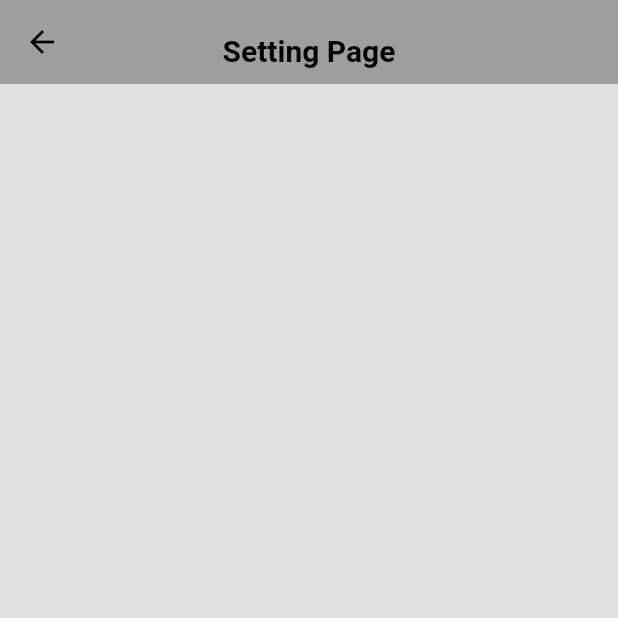
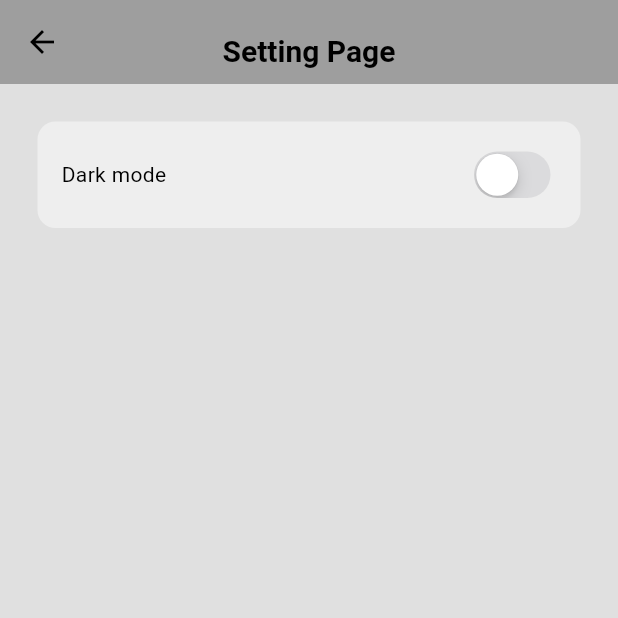
Before and after one commit to PhuvatatDev/chat_app, a Flutter app: the screen it shows once a user with an empty profile is signed in, in the side drawer, after a tap on "S E T T I N G", on a phone screen of 412 x 824 dp, the top half of it. Run offline on Flutter 3.47's test engine with Material 3 defaults, Android fonts, the phone set to English and light mode, and no system bars; our stand-ins replace cloud_firestore, firebase_auth, firebase_core; accounts and stored records are empty; generated files the repository leaves out were written again; network calls fail.

Commit message:
feat: add ThemeProvider with dark mode toggle functionality

```diff
--- a/lib/main.dart
+++ b/lib/main.dart
@@ -1,13 +1,18 @@
 import 'package:chat_app/services/auth/auth_gate.dart';
 import 'package:chat_app/firebase_options.dart';
-import 'package:chat_app/themes/light_mode.dart';
+import 'package:chat_app/themes/theme_provider.dart';
 import 'package:firebase_core/firebase_core.dart';
 import 'package:flutter/material.dart';
+import 'package:provider/provider.dart';
 
 void main() async{
   WidgetsFlutterBinding.ensureInitialized();
   await Firebase.initializeApp(options: DefaultFirebaseOptions.currentPlatform);
-  runApp(const MyApp());
+  runApp(ChangeNotifierProvider(
+    create: (context) => ThemeProvider(),
+    child: const MyApp(),
+    )
+  );
 }
 
 class MyApp extends StatelessWidget {
@@ -18,7 +23,7 @@ class MyApp extends StatelessWidget {
     return MaterialApp(
       debugShowCheckedModeBanner: false,
       home: const AuthGate(),
-      theme: lightMode,
+      theme: Provider.of<ThemeProvider>(context).themeData,
     );
   }
 }
--- a/lib/pages/setting_page.dart
+++ b/lib/pages/setting_page.dart
@@ -1,4 +1,7 @@
+import 'package:chat_app/themes/theme_provider.dart';
+import 'package:flutter/cupertino.dart';
 import 'package:flutter/material.dart';
+import 'package:provider/provider.dart';
 
 class SettingPage extends StatelessWidget {
   const SettingPage({super.key});
@@ -21,6 +24,28 @@ class SettingPage extends StatelessWidget {
           ),
           centerTitle: true,
         ),
+        body: Container(
+          decoration:
+          BoxDecoration(
+            color: Theme.of(context).colorScheme.secondary,
+            borderRadius: BorderRadius.circular(12),
+            ),
+            margin: const EdgeInsets.all(25),
+            padding: const EdgeInsets.all(16),
+          child: Row(
+            mainAxisAlignment: MainAxisAlignment.spaceBetween,
+            children: [
+              // dark mode
+              const Text('Dark mode'),
+
+              // switch toggle
+              CupertinoSwitch(
+                value: Provider.of<ThemeProvider>(context, listen: false).isDarkMode,
+                onChanged: (value) => Provider.of<ThemeProvider>(context, listen: false).toggleTheme(),
+                )
+            ],
+          ),
+        ),
     );
   }
 }
--- /dev/null
+++ b/lib/themes/dark_mode.dart
@@ -0,0 +1,10 @@
+import 'package:flutter/material.dart';
+
+ThemeData darkMode = ThemeData(
+    colorScheme: ColorScheme.dark(
+  surface: Colors.blue.shade300,
+  primary: Colors.blue.shade500,
+  secondary: Colors.blueAccent.shade200,
+  tertiary: Colors.white,
+  inversePrimary: Colors.blueGrey.shade900,
+));
--- /dev/null
+++ b/lib/themes/theme_provider.dart
@@ -0,0 +1,25 @@
+import 'package:chat_app/themes/dark_mode.dart';
+import 'package:chat_app/themes/light_mode.dart';
+import 'package:flutter/material.dart';
+
+class ThemeProvider extends ChangeNotifier {
+  ThemeData _themeData = lightMode;
+
+  ThemeData get themeData => _themeData;
+
+  bool get isDarkMode => _themeData == darkMode;
+
+  set themeData(ThemeData themeData) {
+    _themeData = themeData;
+    notifyListeners();
+  }
+
+  void toggleTheme () {
+    if (_themeData == lightMode) {
+      themeData = darkMode;
+
+    } else {
+      themeData = lightMode;
+    }
+  }
+}
--- a/pubspec.yaml
+++ b/pubspec.yaml
@@ -37,6 +37,7 @@ dependencies:
   firebase_core: ^3.13.0
   firebase_auth: ^5.5.2
   cloud_firestore: ^5.6.6
+  provider: ^6.1.4
 
 dev_dependencies:
   flutter_test:
```
Also changed, not shown: pubspec.lock.
